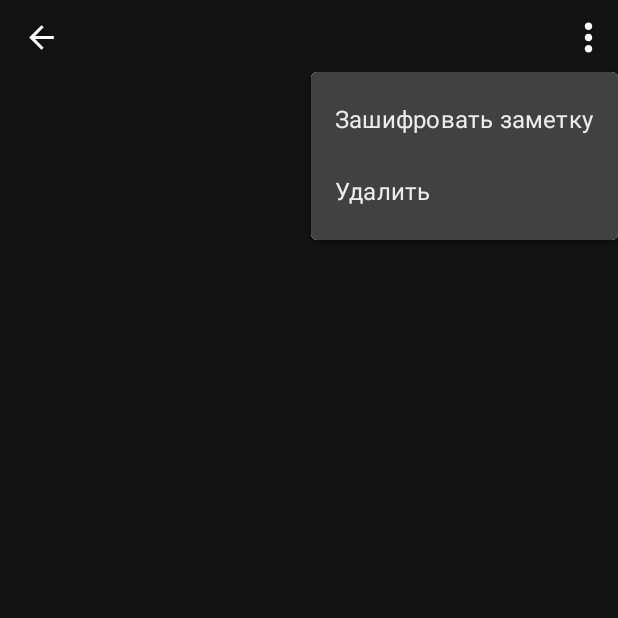
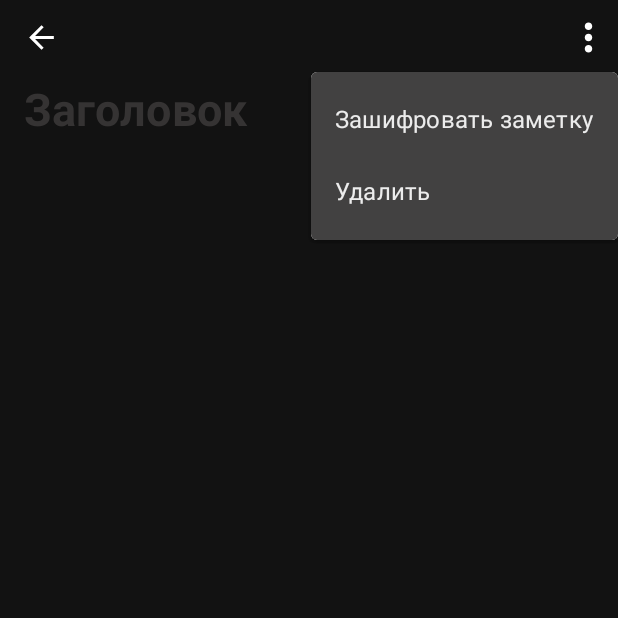
Before and after one commit to xXMRK888YTXx/PrivateNote, an Android app built with Jetpack Compose: the EditNoteScreen screen opened through its navigation route, after a tap on "Dots", on a phone screen of 412 x 824 dp, the top half of it. Run offline under Robolectric (Android 15) with nearby library versions, the phone set to English and light mode, and no system bars; our stand-ins replace Dagger/Hilt's generated code, Firebase (no records; nobody signed in at launch, a user with empty details on screens opened directly).

Commit message:
Добавление поля для заголовка заметки, добавление метода для получения хеша пароля.

```diff
--- a/app/src/main/java/com/xxmrk888ytxx/privatenote/Screen/EditNoteScreen/EditNoteScreen.kt
+++ b/app/src/main/java/com/xxmrk888ytxx/privatenote/Screen/EditNoteScreen/EditNoteScreen.kt
@@ -5,6 +5,7 @@ import android.widget.Toolbar
 import androidx.compose.foundation.background
 import androidx.compose.foundation.clickable
 import androidx.compose.foundation.layout.*
+import androidx.compose.foundation.shape.RoundedCornerShape
 import androidx.compose.material.*
 import androidx.compose.material.icons.Icons
 import androidx.compose.material.icons.filled.MoreVert
@@ -17,14 +18,20 @@ import androidx.compose.ui.graphics.Color
 import androidx.compose.ui.layout.HorizontalAlignmentLine
 import androidx.compose.ui.res.painterResource
 import androidx.compose.ui.res.stringResource
+import androidx.compose.ui.text.TextStyle
+import androidx.compose.ui.text.font.FontWeight
+import androidx.compose.ui.text.input.VisualTransformation
 import androidx.compose.ui.unit.DpOffset
 import androidx.compose.ui.unit.dp
+import androidx.compose.ui.unit.sp
 import androidx.compose.ui.window.PopupProperties
 import androidx.hilt.navigation.compose.hiltViewModel
 import androidx.navigation.NavController
 import com.xxmrk888ytxx.privatenote.R
+import com.xxmrk888ytxx.privatenote.ui.theme.CursorColor
 import com.xxmrk888ytxx.privatenote.ui.theme.DropDownMenuColor
 import com.xxmrk888ytxx.privatenote.ui.theme.MainBackGroundColor
+import com.xxmrk888ytxx.privatenote.ui.theme.TitleHintColor
 
 @SuppressLint("UnusedMaterialScaffoldPaddingParameter")
 @Composable
@@ -35,6 +42,7 @@ fun EditNoteScreen(editNoteViewModel: editNoteViewModel = hiltViewModel(), navCo
                 .background(MainBackGroundColor)
         ) {
             Toolbar(editNoteViewModel,navController)
+            TitleEditField()
         }
 
 }
@@ -95,5 +103,35 @@ fun Toolbar(editNoteViewModel: editNoteViewModel,navController: NavController) {
                    }
                }
     }
+}
 
+@Composable
+fun TitleEditField() {
+    val text = remember {
+        mutableStateOf("")
+    }
+    TextField(value = text.value,
+        onValueChange = {text.value = it},
+        modifier = Modifier
+            .fillMaxWidth(),
+        singleLine = true,
+        placeholder = {Text("Заголовок",
+            fontSize = 30.sp,
+            fontWeight = FontWeight.Bold,
+            )},
+        shape = RoundedCornerShape(80),
+        colors = TextFieldDefaults.textFieldColors(
+            backgroundColor = Color.White.copy(0f),
+            focusedIndicatorColor = Color.White.copy(0f),
+            unfocusedIndicatorColor = Color.White.copy(0f),
+            cursorColor = CursorColor,
+            placeholderColor = TitleHintColor.copy(0.6f)
+        ),
+        textStyle = TextStyle(
+            color = Color.White.copy(0.9f),
+            fontSize = 30.sp,
+            fontWeight = FontWeight.Bold,
+
+        )
+    )
 }
--- a/app/src/main/java/com/xxmrk888ytxx/privatenote/CryptUnitls/AESCrypt.kt
+++ b/app/src/main/java/com/xxmrk888ytxx/privatenote/SecurityUtils/SecurityUtils.kt
@@ -1,10 +1,13 @@
-package com.xxmrk888ytxx.privatenote.CryptUnitls
+package com.xxmrk888ytxx.privatenote.SecurityUtils
 
 import android.util.Base64
+import java.security.MessageDigest
 import javax.crypto.Cipher
 import javax.crypto.spec.SecretKeySpec
+import javax.inject.Singleton
 
-class AESCrypt {
+@Singleton
+class SecurityUtils {
     fun encrypt(input:String,password:String): String {
         val cipher = Cipher.getInstance("AES")
         val keySpec: SecretKeySpec = SecretKeySpec(password.toByteArray(),"AES")
@@ -12,7 +15,7 @@ class AESCrypt {
         val encrypt = cipher.doFinal(input.toByteArray())
         return Base64.encodeToString(encrypt, Base64.DEFAULT)
     }
-    // Расшифровать
+
     fun decrypt(input:String,password:String): String {
         val cipher = Cipher.getInstance("AES")
         val keySpec: SecretKeySpec = SecretKeySpec(password.toByteArray(),"AES")
@@ -20,4 +23,11 @@ class AESCrypt {
         val encrypt = cipher.doFinal(Base64.decode(input, Base64.DEFAULT))
         return String(encrypt)
     }
+
+    fun getPasswordToHash(password:String,limit:Int = 32) : String {
+        return MessageDigest
+            .getInstance("SHA-256")
+            .digest(password.toByteArray())
+            .fold("", { str, it -> str + "%02x".format(it) }).take(limit)
+    }
 }
--- a/app/src/main/java/com/xxmrk888ytxx/privatenote/ui/theme/Color.kt
+++ b/app/src/main/java/com/xxmrk888ytxx/privatenote/ui/theme/Color.kt
@@ -11,3 +11,4 @@ val SearchColor = Color(0xFF333232)
 val CursorColor = Color(0xFF1D1DBB)
 val CardNoteColor = Color(0xFF242424)
 val DropDownMenuColor = Color(0xFF424141)
+val TitleHintColor = Color(0xFF4D4949)
```
Also changed, not shown: app/src/main/java/com/xxmrk888ytxx/privatenote/DI/SecurityModule.kt (added, +15 -0 lines), app/src/main/java/com/xxmrk888ytxx/privatenote/MainActivity.kt (+2 -13 lines).
